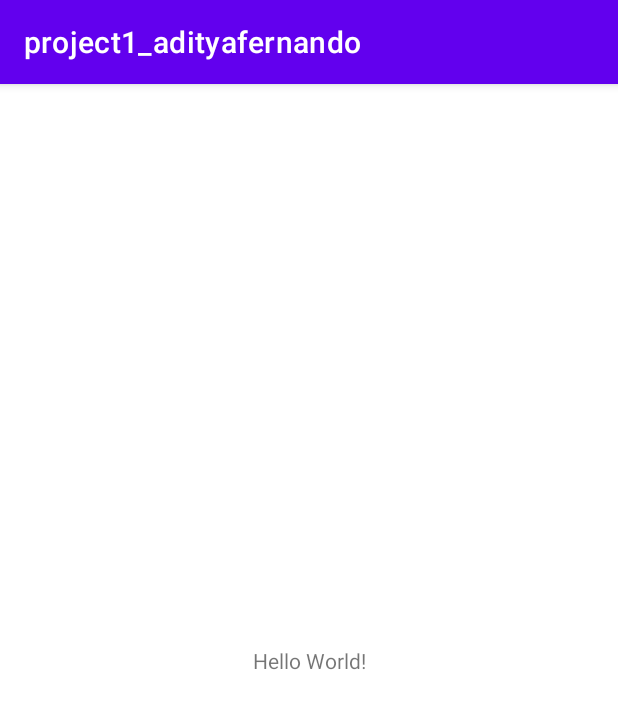
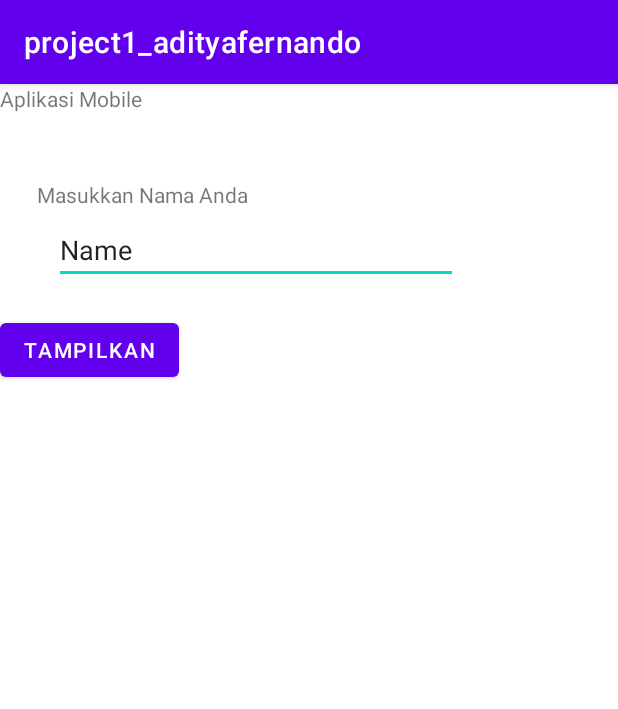
Before and after one commit to adityaVSGA/project1_adityafernando, an Android app: the screen it shows after launch (MainActivity), on a phone screen of 412 x 824 dp. Shown: the top 709 px of the screen. Run offline under Robolectric (Android 15) with nearby library versions, the phone set to English and light mode, and no system bars.

```diff
--- a/app/src/main/res/layout/activity_main.xml
+++ b/app/src/main/res/layout/activity_main.xml
@@ -7,12 +7,48 @@
     tools:context=".MainActivity">
 
     <TextView
+        android:id="@+id/textmasukannama"
         android:layout_width="wrap_content"
         android:layout_height="wrap_content"
-        android:text="Hello World!"
-        app:layout_constraintBottom_toBottomOf="parent"
-        app:layout_constraintLeft_toLeftOf="parent"
-        app:layout_constraintRight_toRightOf="parent"
+        android:layout_marginStart="8dp"
+        android:layout_marginLeft="8dp"
+        android:layout_marginTop="64dp"
+        android:layout_marginEnd="32dp"
+        android:layout_marginRight="32dp"
+        android:text="Masukkan Nama Anda"
+        app:layout_constraintEnd_toEndOf="parent"
+        app:layout_constraintHorizontal_bias="0.073"
+        app:layout_constraintStart_toStartOf="parent"
         app:layout_constraintTop_toTopOf="parent" />
 
+    <TextView
+        android:id="@+id/textjudul"
+        android:layout_width="wrap_content"
+        android:layout_height="wrap_content"
+        android:text="Aplikasi Mobile"
+        tools:layout_editor_absoluteX="20dp"
+        tools:layout_editor_absoluteY="17dp" />
+
+    <EditText
+        android:id="@+id/textinputnama"
+        android:layout_width="269dp"
+        android:layout_height="42dp"
+        android:layout_marginStart="36dp"
+        android:layout_marginLeft="36dp"
+        android:layout_marginTop="8dp"
+        android:ems="10"
+        android:inputType="textPersonName"
+        android:text="Name"
+        app:layout_constraintStart_toStartOf="parent"
+        app:layout_constraintTop_toBottomOf="@+id/textmasukannama" />
+
+    <Button
+        android:id="@+id/buttontampilkan"
+        android:layout_width="wrap_content"
+        android:layout_height="wrap_content"
+        android:layout_marginTop="20dp"
+        android:text="tampilkan"
+        app:layout_constraintTop_toBottomOf="@+id/textinputnama"
+        tools:layout_editor_absoluteX="116dp" />
+
 </androidx.constraintlayout.widget.ConstraintLayout>
```
